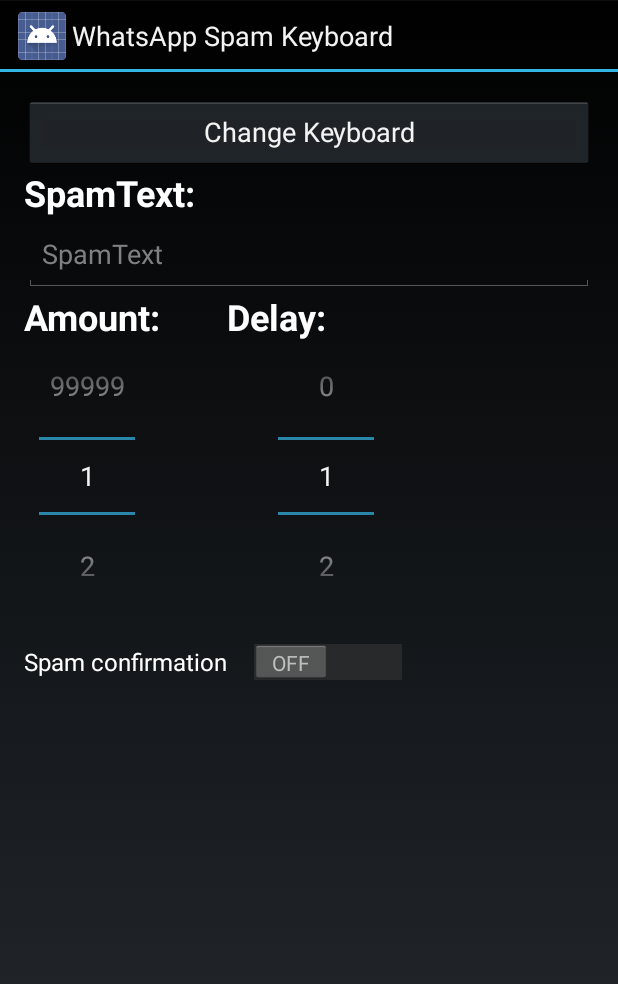
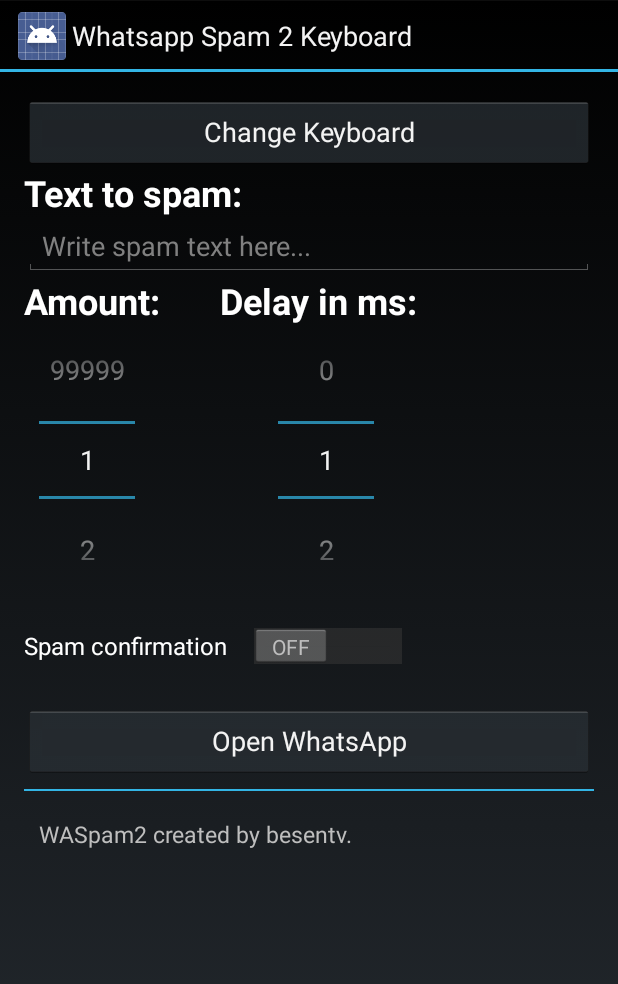
Before and after one commit to besentv/WASpam2-App-for-Android, an Android app: the screen it shows after launch (Settings), on a phone screen of 412 x 824 dp. Shown: the top 984 px of the screen. Run offline under Robolectric (Android 15) with nearby library versions, the phone set to English and light mode, and no system bars.

Commit message:
Added spam confirmation + minor changes

```diff
--- a/app/src/main/AndroidManifest.xml
+++ b/app/src/main/AndroidManifest.xml
@@ -20,7 +20,8 @@
                 android:name="android.view.im"
                 android:resource="@xml/method" />
         </service>
-        <activity android:name=".Settings">
+        <activity android:name=".Settings"
+            android:launchMode="singleInstance">
             <intent-filter>
                 <action android:name="android.intent.action.MAIN" />
 
--- a/app/src/main/java/xyz/besentv/waspam2/Settings.java
+++ b/app/src/main/java/xyz/besentv/waspam2/Settings.java
@@ -2,7 +2,9 @@ package xyz.besentv.waspam2;
 
 import android.Manifest;
 import android.app.Activity;
+import android.content.Intent;
 import android.content.pm.PackageManager;
+import android.net.Uri;
 import android.os.Bundle;
 import android.os.Environment;
 import android.support.v4.app.ActivityCompat;
@@ -17,6 +19,7 @@ import android.widget.CompoundButton;
 import android.widget.EditText;
 import android.widget.NumberPicker;
 import android.widget.Switch;
+import android.widget.TextView;
 
 import org.json.JSONException;
 import org.json.JSONObject;
@@ -47,10 +50,13 @@ public class Settings extends Activity {
     private NumberPicker delayAmountPicker;
     private NumberPicker editAmountPicker;
     private Button changeKeyboardButton;
+    private Button openWhatsappButton;
     private InputMethodManager inputMethodManager;
     private boolean settingsLoaded = false;
     private int permissionGrantID = 1;
     private Switch needsConfirmSwitch;
+    private TextView gotoBesentv;
+
 
     public Settings() throws JSONException, IOException {
 
@@ -119,6 +125,8 @@ public class Settings extends Activity {
         messageInput = (EditText) findViewById(R.id.editTextMessage);
         needsConfirmSwitch = (Switch) findViewById(R.id.needsConfirmSwitch);
         changeKeyboardButton = (Button) findViewById(R.id.changeKeyboardButton);
+        openWhatsappButton = (Button) findViewById(R.id.openWhatsappButton);
+        gotoBesentv = (TextView) findViewById(R.id.goto_besentv);
 
         super.onCreate(savedInstanceState);
         getSettings();
@@ -201,19 +209,20 @@ public class Settings extends Activity {
             settingsJSON.put(spamMessageStateString, spamMessage);
             settingsJSON.put(spamAmountStateString, spamAmount);
             settingsJSON.put(spamDelayStateString, spamDelay);
-            settingsJSON.put(needSpamConfirmationStateString,needSpamConfirmation);
+            settingsJSON.put(needSpamConfirmationStateString, needSpamConfirmation);
         } catch (JSONException e) {
             e.printStackTrace();
         }
         writeSettingsFile(settingsJSON);
     }
 
-    private void addListeners(){
+    private void addListeners() {
         changeKeyboardButton.setOnClickListener(new View.OnClickListener() {
             @Override
             public void onClick(View v) {
                 inputMethodManager = (InputMethodManager) getApplicationContext().getSystemService(INPUT_METHOD_SERVICE);
                 inputMethodManager.showInputMethodPicker();
+                writeSettingsFile(settingsJSON);
             }
         });
         delayAmountPicker.setOnValueChangedListener(new NumberPicker.OnValueChangeListener() {
@@ -253,17 +262,39 @@ public class Settings extends Activity {
             public void afterTextChanged(Editable s) {
                 spamMessage = messageInput.getText().toString();
                 try {
-                    settingsJSON.put(spamMessageStateString, spamMessage);;
+                    settingsJSON.put(spamMessageStateString, spamMessage);
+                    ;
                 } catch (JSONException e) {
                     e.printStackTrace();
                 }
             }
         });
+
+
         needsConfirmSwitch.setOnCheckedChangeListener(new CompoundButton.OnCheckedChangeListener() {
             @Override
             public void onCheckedChanged(CompoundButton buttonView, boolean isChecked) {
                 needSpamConfirmation = isChecked;
             }
         });
+
+        openWhatsappButton.setOnClickListener(new View.OnClickListener() {
+            @Override
+            public void onClick(View v) {
+                Intent openWa = getPackageManager().getLaunchIntentForPackage("com.whatsapp");
+                if(openWa != null){
+                    startActivity(openWa);
+                }
+            }
+        });
+        gotoBesentv.setOnLongClickListener(new View.OnLongClickListener() {
+            @Override
+            public boolean onLongClick(View v) {
+                Intent gotoBesentv = new Intent(Intent.ACTION_VIEW, Uri.parse("https://github.com/besentv"));
+                startActivity(gotoBesentv);
+                return false;
+            }
+        });
     }
+
 }
--- a/app/src/main/res/layout/activity_settings.xml
+++ b/app/src/main/res/layout/activity_settings.xml
@@ -32,7 +32,7 @@
                 android:id="@+id/TextViewSpamText"
                 android:layout_width="match_parent"
                 android:layout_height="wrap_content"
-                android:text="SpamText:"
+                android:text="Text to spam:"
                 android:textColor="@color/colorPrimary"
                 android:textSize="24sp"
                 android:textStyle="bold"
@@ -41,11 +41,13 @@
             <EditText
                 android:id="@+id/editTextMessage"
                 android:layout_width="match_parent"
-                android:layout_height="50dp"
-                android:hint="SpamText"
-                android:inputType="text"
-                android:lines="6"
-                android:maxLength="500"
+                android:layout_height="wrap_content"
+                android:hint="Write spam text here..."
+                android:imeOptions="normal"
+                android:inputType="textMultiLine"
+                android:maxLength="1000"
+                android:maxLines="5"
+                android:minLines="1"
                 android:scrollbars="vertical"
                 android:textColor="@color/colorPrimary" />
 
@@ -82,8 +84,9 @@
                     android:id="@+id/TextViewDelay"
                     android:layout_width="wrap_content"
                     android:layout_height="wrap_content"
+                    android:layout_marginLeft="10dp"
                     android:layout_weight="0.5"
-                    android:text="Delay:"
+                    android:text="Delay in ms:"
                     android:textColor="@color/colorPrimary"
                     android:textSize="24sp"
                     android:textStyle="bold"
@@ -98,19 +101,18 @@
                 android:weightSum="1">
 
                 <NumberPicker
+                    android:id="@+id/amountPicker"
                     android:layout_width="wrap_content"
                     android:layout_height="wrap_content"
-                    android:layout_weight="0"
                     android:layout_marginLeft="10dp"
-                    android:id="@+id/amountPicker"
-                    ></NumberPicker>
+                    android:layout_weight="0"></NumberPicker>
+
                 <NumberPicker
+                    android:id="@+id/delayPicker"
                     android:layout_width="wrap_content"
                     android:layout_height="wrap_content"
                     android:layout_marginLeft="95dp"
-                    android:layout_weight="0"
-                    android:id="@+id/delayPicker"
-                    ></NumberPicker>
+                    android:layout_weight="0"></NumberPicker>
 
                 <!-- <EditText
                      android:id="@+id/editDelayAmount"
@@ -125,12 +127,50 @@
                      android:layout_weight="0.5"
                      /> -->
             </LinearLayout>
+
             <Switch
-                android:text="Spam confirmation"
-                android:layout_marginTop="20dp"
+                android:id="@+id/needsConfirmSwitch"
                 android:layout_width="wrap_content"
                 android:layout_height="wrap_content"
-                android:id="@+id/needsConfirmSwitch" />
+                android:layout_marginTop="20dp"
+                android:text="Spam confirmation" />
+
+            <Button
+                android:id="@+id/openWhatsappButton"
+                android:layout_width="match_parent"
+                android:layout_height="wrap_content"
+                android:text="Open WhatsApp"
+                android:layout_marginTop="25dp"/> -->
+
+            <!--      <TextView
+                      android:id="@+id/TextViewSelectPicture"
+                      android:layout_width="wrap_content"
+                      android:layout_height="wrap_content"
+                      android:layout_marginTop="5dp"
+                      android:text="Picture to spam:"
+                      android:textColor="@color/colorPrimary"
+                      android:textSize="24sp"
+                      android:textStyle="bold"
+                      tools:textStyle="bold" />
+                  <Button
+                      android:id="@+id/changePictureButton"
+                      android:layout_width="match_parent"
+                      android:layout_height="wrap_content"
+                      android:text="none" /> -->
+            <View
+                android:layout_width="fill_parent"
+                android:layout_height="1dp"
+                android:layout_marginTop="8dp"
+                android:layout_marginBottom="8dp"
+                android:background="#33b5e5" />
+            <TextView
+
+                android:layout_width="match_parent"
+                android:layout_height="wrap_content"
+                android:text="WASpam2 created by besentv."
+                android:id="@+id/goto_besentv"
+                android:textSize="15sp"
+                android:layout_margin="10dp"/>
         </LinearLayout>
     </ScrollView>
 </LinearLayout>
--- a/app/src/main/res/layout/keyboard.xml
+++ b/app/src/main/res/layout/keyboard.xml
@@ -1,6 +1,7 @@
 <?xml version="1.0" encoding="utf-8"?>
 <android.inputmethodservice.KeyboardView
     xmlns:android="http://schemas.android.com/apk/res/android"
+    android:icon="@mipmap/ic_launcher"
     android:id="@+id/keyboard"
     android:layout_width="match_parent"
     android:layout_height="wrap_content"
--- a/app/src/main/res/values/strings.xml
+++ b/app/src/main/res/values/strings.xml
@@ -1,3 +1,3 @@
 <resources>
-    <string name="app_name">WhatsApp Spam Keyboard</string>
+    <string name="app_name">Whatsapp Spam 2 Keyboard</string>
 </resources>
--- a/app/src/main/res/xml/method.xml
+++ b/app/src/main/res/xml/method.xml
@@ -4,7 +4,7 @@
     android:supportsSwitchingToNextInputMethod="true"
     >
     <subtype
-        android:name="WA Spam 2"
+        android:name="WASpam 2"
         android:imeSubtypeLocale="WhatsApp Spam Keyboard"
         android:imeSubtypeMode="keyboard" />
 </input-method>
```
Also changed, not shown: app/src/main/java/xyz/besentv/waspam2/SpamKeyboard.java (+19 -4 lines), app/src/main/res/drawable/ic_check_green_24dp.xml (added, +9 -0 lines), app/src/main/res/drawable/ic_close_red_24dp.xml (added, +9 -0 lines), app/src/main/res/xml/keyboard_confirmspam.xml (added, +21 -0 lines), 3 other files. Lines whose indentation alone changed are shown as unchanged.
